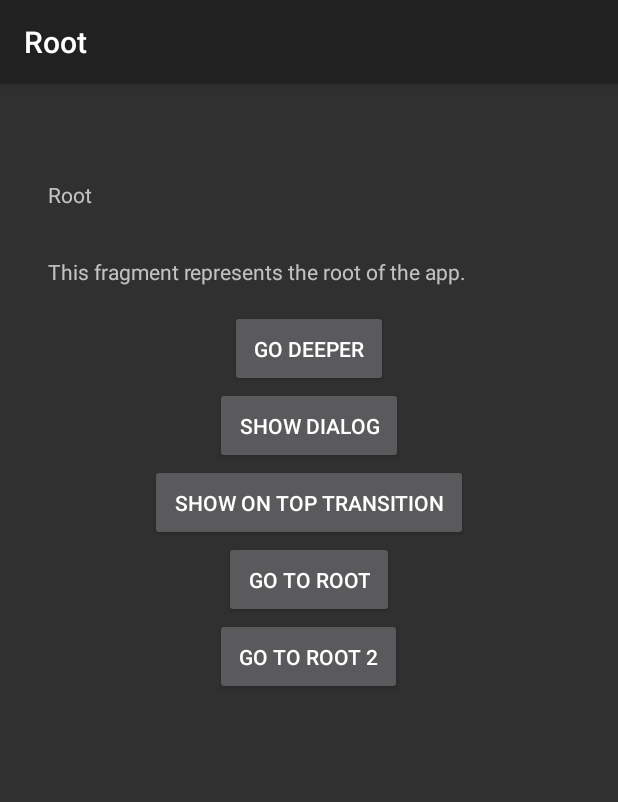
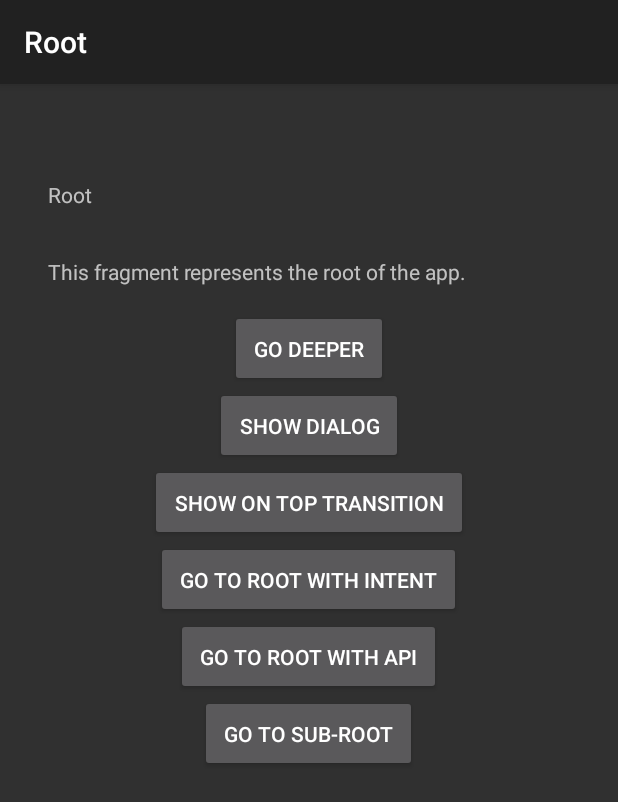
Before and after one commit to menny/Chauffeur, an Android app: the screen it shows after launch (MainActivity), on a phone screen of 412 x 824 dp. Shown: the top 802 px of the screen. Run offline under Robolectric (Android 15) with nearby library versions, the phone set to English and light mode, and no system bars.

Commit message:
updating libraries and adding SubRootFragment

```diff
--- a/app/src/main/res/layout/fragment_basic.xml
+++ b/app/src/main/res/layout/fragment_basic.xml
@@ -49,7 +49,7 @@
         android:layout_height="wrap_content"
         android:padding="16dp"
         android:layout_gravity="center_horizontal"
-        android:text="Go To Root"/>
+        android:text="Go To Root with Intent"/>
 
     <Button
         android:id="@+id/go_to_root_2"
@@ -57,6 +57,14 @@
         android:layout_height="wrap_content"
         android:padding="16dp"
         android:layout_gravity="center_horizontal"
-        android:text="Go To Root 2"/>
+        android:text="Go To Root with API"/>
+
+    <Button
+        android:id="@+id/go_to_root_3"
+        android:layout_width="wrap_content"
+        android:layout_height="wrap_content"
+        android:padding="16dp"
+        android:layout_gravity="center_horizontal"
+        android:text="Go To Sub-Root"/>
 
 </LinearLayout>
--- a/lib/build.gradle
+++ b/lib/build.gradle
@@ -3,7 +3,7 @@ apply plugin: 'com.github.dcendents.android-maven'
 
 android {
     compileSdkVersion 23
-    buildToolsVersion "23"
+    buildToolsVersion "23.0.1"
 
     defaultConfig {
         minSdkVersion 7
@@ -20,8 +20,8 @@ android {
 }
 
 dependencies {
-    compile 'com.android.support:appcompat-v7:23.0.0'
-    compile 'com.android.support:support-annotations:23.0.0'
+    compile 'com.android.support:appcompat-v7:23.0.1'
+    compile 'com.android.support:support-annotations:23.0.1'
 }
 
 // build a jar with source files
```
Also changed, not shown: app/build.gradle (+19 -6 lines), app/src/main/java/net/evendanan/chauffeur/sample/BasicFragment.java (+9 -3 lines), lib/src/main/AndroidManifest.xml (+4 -7 lines), lib/src/main/java/net/evendanan/chauffeur/lib/experiences/SubRootFragmentTransitionExperience.java (added, +42 -0 lines), lib/src/main/java/net/evendanan/chauffeur/lib/experiences/TransitionExperiences.java (+11 -0 lines), 1 other file.
